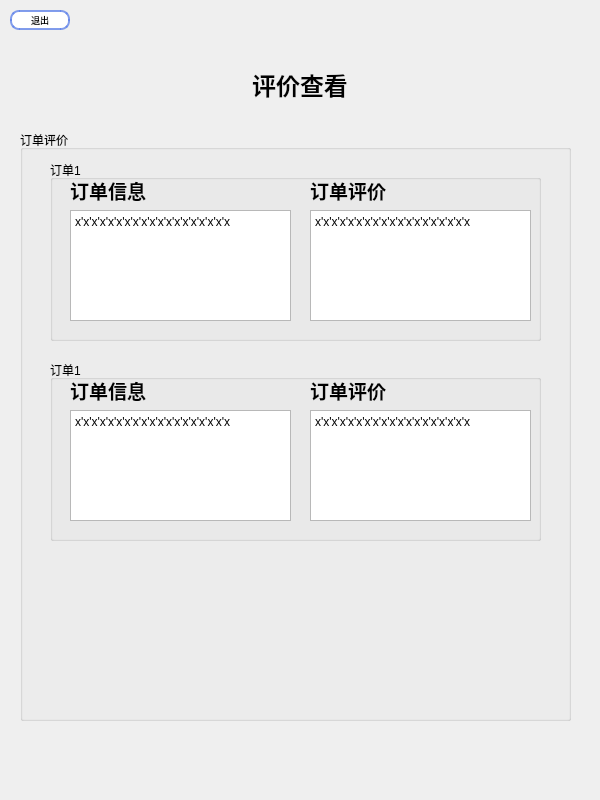
The window that rider/order_review.ui (chichuxwx/Food-delivery-platform) describes before a commit, drawn with Qt 5.
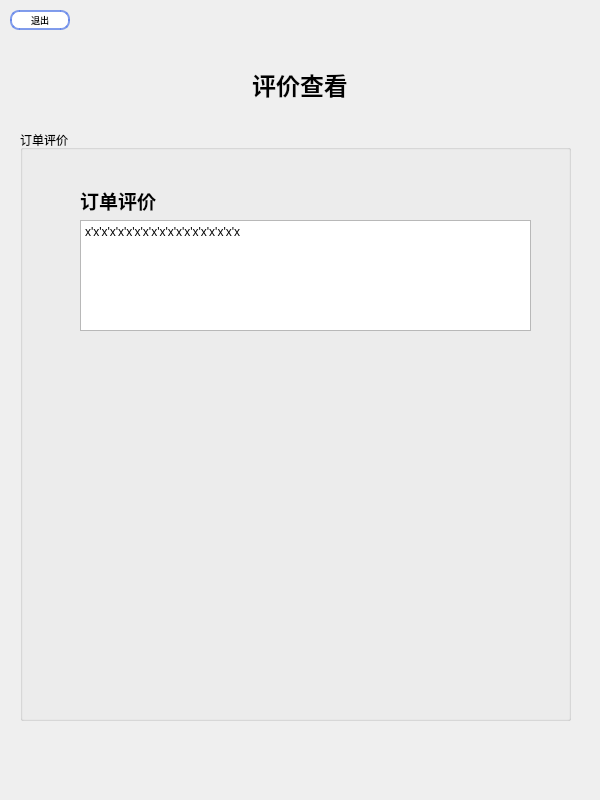
The same window after the commit. Icons and pictures are not drawn.

The edit to the form file:
```diff
--- a/rider/order_review.ui
+++ b/rider/order_review.ui
@@ -124,163 +124,38 @@
    <property name="title">
     <string>订单评价</string>
    </property>
-   <widget class="QGroupBox" name="groupBox_2">
+   <widget class="QTextBrowser" name="textBrowser_2">
     <property name="geometry">
      <rect>
-      <x>30</x>
-      <y>30</y>
-      <width>491</width>
-      <height>181</height>
+      <x>60</x>
+      <y>90</y>
+      <width>451</width>
+      <height>111</height>
      </rect>
     </property>
-    <property name="title">
-     <string>订单1</string>
+    <property name="html">
+     <string>&lt;!DOCTYPE HTML PUBLIC &quot;-//W3C//DTD HTML 4.0//EN&quot; &quot;http://www.w3.org/TR/REC-html40/strict.dtd&quot;&gt;
+&lt;html&gt;&lt;head&gt;&lt;meta name=&quot;qrichtext&quot; content=&quot;1&quot; /&gt;&lt;meta charset=&quot;utf-8&quot; /&gt;&lt;style type=&quot;text/css&quot;&gt;
+p, li { white-space: pre-wrap; }
+hr { height: 1px; border-width: 0; }
+li.unchecked::marker { content: &quot;\2610&quot;; }
+li.checked::marker { content: &quot;\2612&quot;; }
+&lt;/style&gt;&lt;/head&gt;&lt;body style=&quot; font-family:'Microsoft YaHei UI'; font-size:9pt; font-weight:400; font-style:normal;&quot;&gt;
+&lt;p style=&quot; margin-top:0px; margin-bottom:0px; margin-left:0px; margin-right:0px; -qt-block-indent:0; text-indent:0px;&quot;&gt;x'x'x'x'x'x'x'x'x'x'x'x'x'x'x'x'x'x'x&lt;/p&gt;&lt;/body&gt;&lt;/html&gt;</string>
     </property>
-    <widget class="QTextBrowser" name="textBrowser">
-     <property name="geometry">
-      <rect>
-       <x>20</x>
-       <y>50</y>
-       <width>221</width>
-       <height>111</height>
-      </rect>
-     </property>
-     <property name="html">
-      <string>&lt;!DOCTYPE HTML PUBLIC &quot;-//W3C//DTD HTML 4.0//EN&quot; &quot;http://www.w3.org/TR/REC-html40/strict.dtd&quot;&gt;
-&lt;html&gt;&lt;head&gt;&lt;meta name=&quot;qrichtext&quot; content=&quot;1&quot; /&gt;&lt;meta charset=&quot;utf-8&quot; /&gt;&lt;style type=&quot;text/css&quot;&gt;
-p, li { white-space: pre-wrap; }
-hr { height: 1px; border-width: 0; }
-li.unchecked::marker { content: &quot;\2610&quot;; }
-li.checked::marker { content: &quot;\2612&quot;; }
-&lt;/style&gt;&lt;/head&gt;&lt;body style=&quot; font-family:'Microsoft YaHei UI'; font-size:9pt; font-weight:400; font-style:normal;&quot;&gt;
-&lt;p style=&quot; margin-top:0px; margin-bottom:0px; margin-left:0px; margin-right:0px; -qt-block-indent:0; text-indent:0px;&quot;&gt;x'x'x'x'x'x'x'x'x'x'x'x'x'x'x'x'x'x'x&lt;/p&gt;&lt;/body&gt;&lt;/html&gt;</string>
-     </property>
-    </widget>
-    <widget class="QTextBrowser" name="textBrowser_2">
-     <property name="geometry">
-      <rect>
-       <x>260</x>
-       <y>50</y>
-       <width>221</width>
-       <height>111</height>
-      </rect>
-     </property>
-     <property name="html">
-      <string>&lt;!DOCTYPE HTML PUBLIC &quot;-//W3C//DTD HTML 4.0//EN&quot; &quot;http://www.w3.org/TR/REC-html40/strict.dtd&quot;&gt;
-&lt;html&gt;&lt;head&gt;&lt;meta name=&quot;qrichtext&quot; content=&quot;1&quot; /&gt;&lt;meta charset=&quot;utf-8&quot; /&gt;&lt;style type=&quot;text/css&quot;&gt;
-p, li { white-space: pre-wrap; }
-hr { height: 1px; border-width: 0; }
-li.unchecked::marker { content: &quot;\2610&quot;; }
-li.checked::marker { content: &quot;\2612&quot;; }
-&lt;/style&gt;&lt;/head&gt;&lt;body style=&quot; font-family:'Microsoft YaHei UI'; font-size:9pt; font-weight:400; font-style:normal;&quot;&gt;
-&lt;p style=&quot; margin-top:0px; margin-bottom:0px; margin-left:0px; margin-right:0px; -qt-block-indent:0; text-indent:0px;&quot;&gt;x'x'x'x'x'x'x'x'x'x'x'x'x'x'x'x'x'x'x&lt;/p&gt;&lt;/body&gt;&lt;/html&gt;</string>
-     </property>
-    </widget>
-    <widget class="QLabel" name="label_2">
-     <property name="geometry">
-      <rect>
-       <x>20</x>
-       <y>0</y>
-       <width>111</width>
-       <height>61</height>
-      </rect>
-     </property>
-     <property name="text">
-      <string>&lt;html&gt;&lt;head/&gt;&lt;body&gt;&lt;p&gt;&lt;span style=&quot; font-size:14pt; font-weight:700;&quot;&gt;订单信息&lt;/span&gt;&lt;/p&gt;&lt;/body&gt;&lt;/html&gt;</string>
-     </property>
-    </widget>
-    <widget class="QLabel" name="label_3">
-     <property name="geometry">
-      <rect>
-       <x>260</x>
-       <y>0</y>
-       <width>111</width>
-       <height>61</height>
-      </rect>
-     </property>
-     <property name="text">
-      <string>&lt;html&gt;&lt;head/&gt;&lt;body&gt;&lt;p&gt;&lt;span style=&quot; font-size:14pt; font-weight:700;&quot;&gt;订单评价&lt;/span&gt;&lt;/p&gt;&lt;/body&gt;&lt;/html&gt;</string>
-     </property>
-    </widget>
    </widget>
-   <widget class="QGroupBox" name="groupBox_3">
+   <widget class="QLabel" name="label_3">
     <property name="geometry">
      <rect>
-      <x>30</x>
-      <y>230</y>
-      <width>491</width>
-      <height>181</height>
+      <x>60</x>
+      <y>40</y>
+      <width>111</width>
+      <height>61</height>
      </rect>
     </property>
-    <property name="title">
-     <string>订单1</string>
+    <property name="text">
+     <string>&lt;html&gt;&lt;head/&gt;&lt;body&gt;&lt;p&gt;&lt;span style=&quot; font-size:14pt; font-weight:700;&quot;&gt;订单评价&lt;/span&gt;&lt;/p&gt;&lt;/body&gt;&lt;/html&gt;</string>
     </property>
-    <widget class="QTextBrowser" name="textBrowser_3">
-     <property name="geometry">
-      <rect>
-       <x>20</x>
-       <y>50</y>
-       <width>221</width>
-       <height>111</height>
-      </rect>
-     </property>
-     <property name="html">
-      <string>&lt;!DOCTYPE HTML PUBLIC &quot;-//W3C//DTD HTML 4.0//EN&quot; &quot;http://www.w3.org/TR/REC-html40/strict.dtd&quot;&gt;
-&lt;html&gt;&lt;head&gt;&lt;meta name=&quot;qrichtext&quot; content=&quot;1&quot; /&gt;&lt;meta charset=&quot;utf-8&quot; /&gt;&lt;style type=&quot;text/css&quot;&gt;
-p, li { white-space: pre-wrap; }
-hr { height: 1px; border-width: 0; }
-li.unchecked::marker { content: &quot;\2610&quot;; }
-li.checked::marker { content: &quot;\2612&quot;; }
-&lt;/style&gt;&lt;/head&gt;&lt;body style=&quot; font-family:'Microsoft YaHei UI'; font-size:9pt; font-weight:400; font-style:normal;&quot;&gt;
-&lt;p style=&quot; margin-top:0px; margin-bottom:0px; margin-left:0px; margin-right:0px; -qt-block-indent:0; text-indent:0px;&quot;&gt;x'x'x'x'x'x'x'x'x'x'x'x'x'x'x'x'x'x'x&lt;/p&gt;&lt;/body&gt;&lt;/html&gt;</string>
-     </property>
-    </widget>
-    <widget class="QTextBrowser" name="textBrowser_4">
-     <property name="geometry">
-      <rect>
-       <x>260</x>
-       <y>50</y>
-       <width>221</width>
-       <height>111</height>
-      </rect>
-     </property>
-     <property name="html">
-      <string>&lt;!DOCTYPE HTML PUBLIC &quot;-//W3C//DTD HTML 4.0//EN&quot; &quot;http://www.w3.org/TR/REC-html40/strict.dtd&quot;&gt;
-&lt;html&gt;&lt;head&gt;&lt;meta name=&quot;qrichtext&quot; content=&quot;1&quot; /&gt;&lt;meta charset=&quot;utf-8&quot; /&gt;&lt;style type=&quot;text/css&quot;&gt;
-p, li { white-space: pre-wrap; }
-hr { height: 1px; border-width: 0; }
-li.unchecked::marker { content: &quot;\2610&quot;; }
-li.checked::marker { content: &quot;\2612&quot;; }
-&lt;/style&gt;&lt;/head&gt;&lt;body style=&quot; font-family:'Microsoft YaHei UI'; font-size:9pt; font-weight:400; font-style:normal;&quot;&gt;
-&lt;p style=&quot; margin-top:0px; margin-bottom:0px; margin-left:0px; margin-right:0px; -qt-block-indent:0; text-indent:0px;&quot;&gt;x'x'x'x'x'x'x'x'x'x'x'x'x'x'x'x'x'x'x&lt;/p&gt;&lt;/body&gt;&lt;/html&gt;</string>
-     </property>
-    </widget>
-    <widget class="QLabel" name="label_4">
-     <property name="geometry">
-      <rect>
-       <x>20</x>
-       <y>0</y>
-       <width>111</width>
-       <height>61</height>
-      </rect>
-     </property>
-     <property name="text">
-      <string>&lt;html&gt;&lt;head/&gt;&lt;body&gt;&lt;p&gt;&lt;span style=&quot; font-size:14pt; font-weight:700;&quot;&gt;订单信息&lt;/span&gt;&lt;/p&gt;&lt;/body&gt;&lt;/html&gt;</string>
-     </property>
-    </widget>
-    <widget class="QLabel" name="label_5">
-     <property name="geometry">
-      <rect>
-       <x>260</x>
-       <y>0</y>
-       <width>111</width>
-       <height>61</height>
-      </rect>
-     </property>
-     <property name="text">
-      <string>&lt;html&gt;&lt;head/&gt;&lt;body&gt;&lt;p&gt;&lt;span style=&quot; font-size:14pt; font-weight:700;&quot;&gt;订单评价&lt;/span&gt;&lt;/p&gt;&lt;/body&gt;&lt;/html&gt;</string>
-     </property>
-    </widget>
    </widget>
   </widget>
  </widget>
```
Left out of the diff: 11 changed lines with no effect on the pictures.
